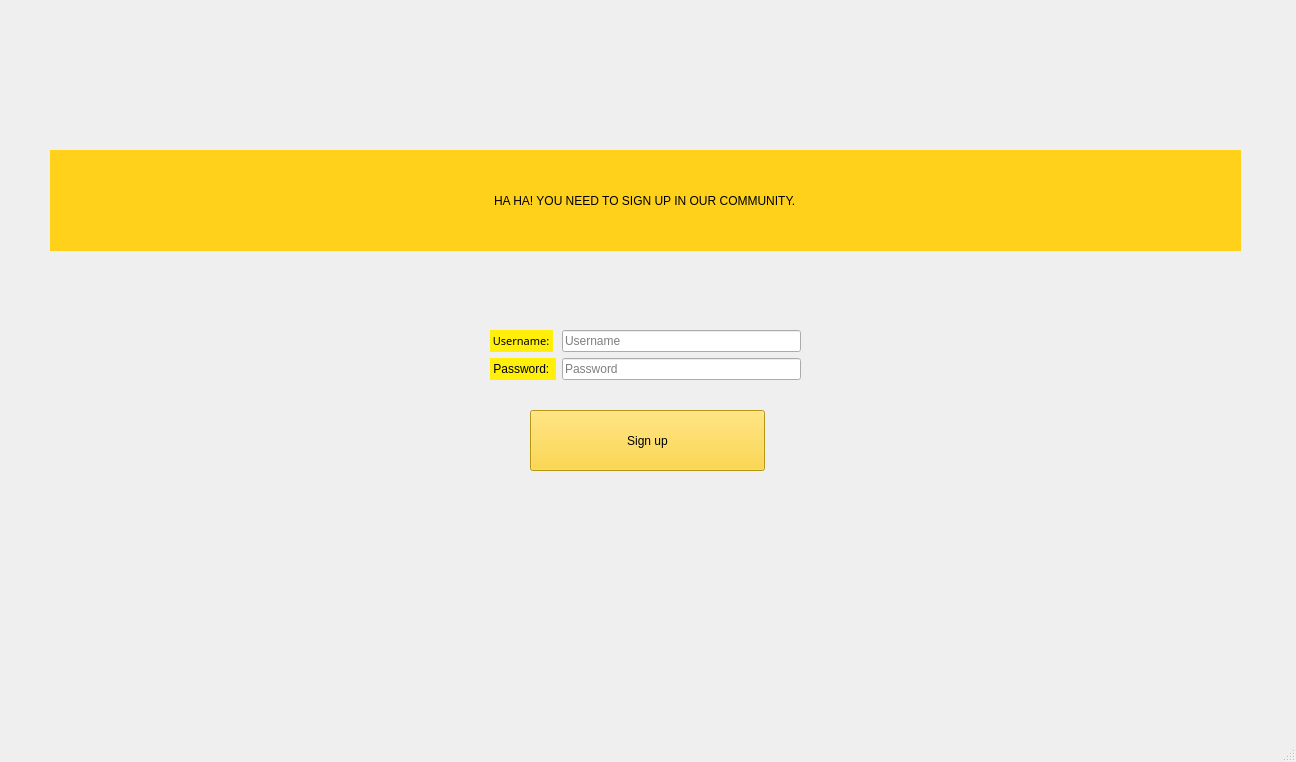
First picture: the form in sign_up.ui, repository audrina-ebrahimi/Library, before the edit.
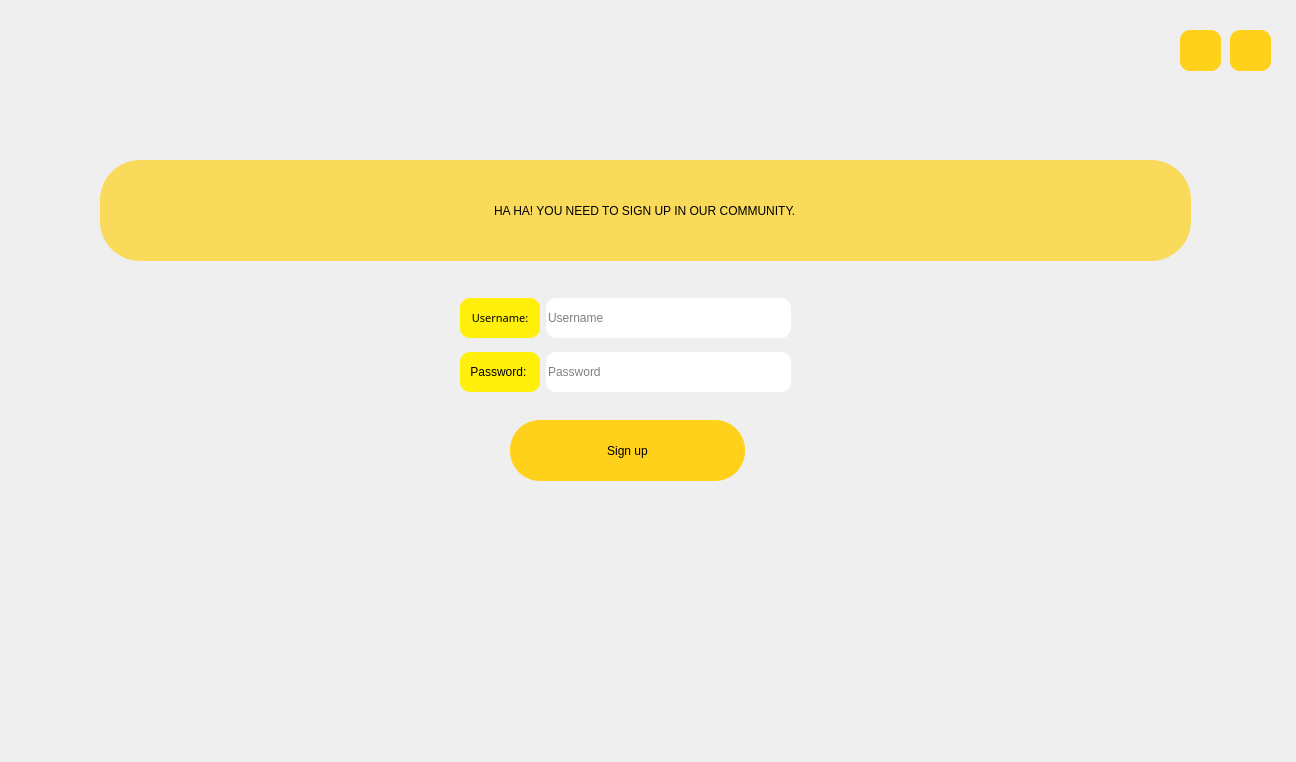
Second picture: the form after the edit. Icons and pictures are not drawn.

Diff of the .ui file:
```diff
--- a/sign_up.ui
+++ b/sign_up.ui
@@ -28,19 +28,69 @@
   <property name="windowTitle">
    <string>MainWindow</string>
   </property>
+  <property name="styleSheet">
+   <string notr="true">#centralwidget
+{
+	border-image: url(:/new/photos/bookshelves.jpg);
+}
+QPushButton
+{
+color: rgb(0, 0, 0);
+background-color: rgb(255, 209, 26);
+font: 18pt &quot;Tw Cen MT Condensed Extra Bold&quot;;
+border-radius: 30px;
+}
+QPushButton:hover
+{
+	background-color: rgb(0, 0, 0);
+	color: rgb(255, 209, 26);
+}
+QPushButton:hover#closeButton
+{
+	background-color: rgb(151, 85, 18);
+}
+QPushButton:hover#menuButton
+{
+	background-color: rgb(151, 85, 18);
+}</string>
+  </property>
   <widget class="QWidget" name="centralwidget">
    <widget class="QWidget" name="formLayoutWidget">
     <property name="geometry">
      <rect>
-      <x>490</x>
-      <y>330</y>
-      <width>311</width>
-      <height>71</height>
+      <x>450</x>
+      <y>290</y>
+      <width>351</width>
+      <height>111</height>
      </rect>
     </property>
     <layout class="QFormLayout" name="formLayout">
+     <property name="leftMargin">
+      <number>10</number>
+     </property>
+     <property name="rightMargin">
+      <number>10</number>
+     </property>
      <item row="0" column="0">
       <widget class="QLabel" name="label_name">
+       <property name="sizePolicy">
+        <sizepolicy hsizetype="Fixed" vsizetype="Fixed">
+         <horstretch>80</horstretch>
+         <verstretch>40</verstretch>
+        </sizepolicy>
+       </property>
+       <property name="minimumSize">
+        <size>
+         <width>80</width>
+         <height>40</height>
+        </size>
+       </property>
+       <property name="baseSize">
+        <size>
+         <width>80</width>
+         <height>40</height>
+        </size>
+       </property>
        <property name="font">
         <font>
          <family>Mj_Parand</family>
@@ -51,23 +101,35 @@
         </font>
        </property>
        <property name="styleSheet">
-        <string notr="true">font: 75 8pt &quot;Mj_Parand&quot;;
+        <string notr="true">border-radius: 10px ;
+font: 75 8pt &quot;Mj_Parand&quot;;
 background-color: rgb(255, 239, 11);
-color: rgb(0, 0, 0);</string>
+color: rgb(0, 0, 0);
+</string>
        </property>
        <property name="text">
         <string> Username: </string>
        </property>
+       <property name="alignment">
+        <set>Qt::AlignCenter</set>
+       </property>
       </widget>
      </item>
      <item row="0" column="1">
       <widget class="QLineEdit" name="lineEdit_name">
+       <property name="minimumSize">
+        <size>
+         <width>0</width>
+         <height>40</height>
+        </size>
+       </property>
        <property name="toolTip">
         <string>Username</string>
        </property>
        <property name="styleSheet">
         <string notr="true">font: 75 8pt &quot;Segoe UI&quot;;
-color: rgb(0, 0, 0);</string>
+color: rgb(0, 0, 0);
+border-radius: 10px ;</string>
        </property>
        <property name="inputMask">
         <string/>
@@ -79,18 +141,46 @@
      </item>
      <item row="2" column="0">
       <widget class="QLabel" name="label_pass">
+       <property name="sizePolicy">
+        <sizepolicy hsizetype="Fixed" vsizetype="Fixed">
+         <horstretch>0</horstretch>
+         <verstretch>0</verstretch>
+        </sizepolicy>
+       </property>
+       <property name="minimumSize">
+        <size>
+         <width>80</width>
+         <height>40</height>
+        </size>
+       </property>
        <property name="styleSheet">
         <string notr="true">font: 75 8pt &quot;Mj_Parand&quot;;
 background-color: rgb(255, 239, 11);
-color: rgb(0, 0, 0);</string>
+color: rgb(0, 0, 0);
+border-radius: 10px ;</string>
        </property>
        <property name="text">
         <string> Password:  </string>
        </property>
+       <property name="alignment">
+        <set>Qt::AlignCenter</set>
+       </property>
       </widget>
      </item>
      <item row="2" column="1">
       <widget class="QLineEdit" name="lineEdit_pass">
+       <property name="sizePolicy">
+        <sizepolicy hsizetype="Expanding" vsizetype="Expanding">
+         <horstretch>0</horstretch>
+         <verstretch>0</verstretch>
+        </sizepolicy>
+       </property>
+       <property name="minimumSize">
+        <size>
+         <width>0</width>
+         <height>40</height>
+        </size>
+       </property>
        <property name="toolTip">
         <string>&lt;html&gt;&lt;head/&gt;&lt;body&gt;&lt;p&gt;Password&lt;/p&gt;&lt;/body&gt;&lt;/html&gt;</string>
        </property>
@@ -102,7 +192,8 @@
        </property>
        <property name="styleSheet">
         <string notr="true">font: 75 8pt &quot;Segoe UI&quot;;
-color: rgb(0, 0, 0);</string>
+color: rgb(0, 0, 0);
+border-radius: 10px ;</string>
        </property>
        <property name="inputMask">
         <string/>
@@ -120,9 +211,9 @@
    <widget class="QLineEdit" name="lineEdit_3">
     <property name="geometry">
      <rect>
-      <x>50</x>
-      <y>150</y>
-      <width>1191</width>
+      <x>100</x>
+      <y>160</y>
+      <width>1091</width>
       <height>101</height>
      </rect>
     </property>
@@ -134,15 +225,16 @@
     </property>
     <property name="styleSheet">
      <string notr="true">color: rgb(0, 0, 0);
-background-color: rgb(255, 209, 26);
+background-color: rgb(255, 209, 26,0.7);
 font: 20pt &quot;Snap ITC&quot;;
+border-radius: 40px;
 </string>
     </property>
     <property name="text">
      <string>HA HA! YOU NEED TO SIGN UP IN OUR COMMUNITY.</string>
     </property>
     <property name="frame">
-     <bool>false</bool>
+     <bool>true</bool>
     </property>
     <property name="echoMode">
      <enum>QLineEdit::Normal</enum>
@@ -154,8 +246,8 @@
    <widget class="QPushButton" name="sign_up_Button">
     <property name="geometry">
      <rect>
-      <x>530</x>
-      <y>410</y>
+      <x>510</x>
+      <y>420</y>
       <width>235</width>
       <height>61</height>
      </rect>
@@ -167,17 +259,71 @@
      <string>&lt;html&gt;&lt;head/&gt;&lt;body&gt;&lt;p&gt;&lt;span style=&quot; font-size:7pt;&quot;&gt;Sign up&lt;/span&gt;&lt;/p&gt;&lt;/body&gt;&lt;/html&gt;</string>
     </property>
     <property name="styleSheet">
-     <string notr="true">color: rgb(0, 0, 0);
-background-color: rgb(255, 209, 26);
-font: 18pt &quot;Tw Cen MT Condensed Extra Bold&quot;;
-</string>
+     <string notr="true"/>
     </property>
     <property name="text">
      <string>Sign up</string>
     </property>
    </widget>
+   <widget class="QPushButton" name="closeButton">
+    <property name="geometry">
+     <rect>
+      <x>1230</x>
+      <y>30</y>
+      <width>41</width>
+      <height>41</height>
+     </rect>
+    </property>
+    <property name="toolTip">
+     <string>Close the app</string>
+    </property>
+    <property name="styleSheet">
+     <string notr="true">border-radius: 10px;</string>
+    </property>
+    <property name="text">
+     <string/>
+    </property>
+    <property name="icon">
+     <iconset resource="icons.qrc">
+      <normaloff>:/icons/icons/error.png</normaloff>:/icons/icons/error.png</iconset>
+    </property>
+    <property name="iconSize">
+     <size>
+      <width>30</width>
+      <height>30</height>
+     </size>
+    </property>
+   </widget>
+   <widget class="QPushButton" name="menuButton">
+    <property name="geometry">
+     <rect>
+      <x>1180</x>
+      <y>30</y>
+      <width>41</width>
+      <height>41</height>
+     </rect>
+    </property>
+    <property name="toolTip">
+     <string>Back to main menu</string>
+    </property>
+    <property name="styleSheet">
+     <string notr="true">border-radius: 10px;</string>
+    </property>
+    <property name="text">
+     <string/>
+    </property>
+    <property name="icon">
+     <iconset resource="icons.qrc">
+      <normaloff>:/icons/icons/previous.png</normaloff>:/icons/icons/previous.png</iconset>
+    </property>
+    <property name="iconSize">
+     <size>
+      <width>30</width>
+      <height>30</height>
+     </size>
+    </property>
+   </widget>
   </widget>
-  <widget class="QStatusBar" name="statusbar"/>
  </widget>
  <resources/>
  <connections/>
```
Left out of the diff: 4 changed lines with no effect on the pictures.
